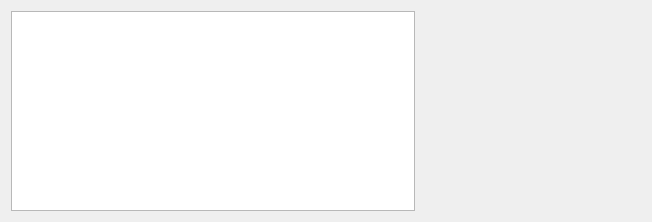
weixindut/mixxx, file mixxx/src/dlglights.ui: the form before one commit.
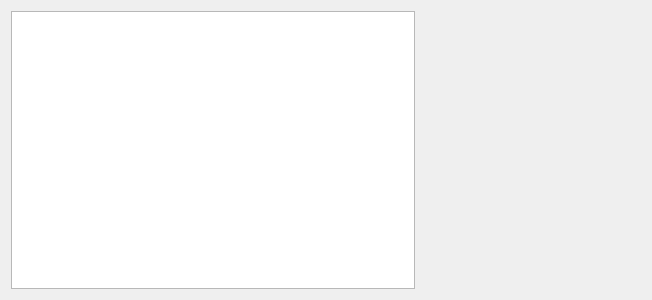
The form after the commit.

Patch:
```diff
--- a/mixxx/src/dlglights.ui
+++ b/mixxx/src/dlglights.ui
@@ -7,7 +7,7 @@
     <x>0</x>
     <y>0</y>
     <width>652</width>
-    <height>218</height>
+    <height>300</height>
    </rect>
   </property>
   <property name="windowTitle">
@@ -15,7 +15,7 @@
   </property>
   <layout class="QHBoxLayout" name="horizontalLayout">
    <item>
-    <widget class="QListWidget" name="listWidget"/>
+    <widget class="QTableView" name="m_controlGroupTable"/>
    </item>
    <item>
     <widget class="QWidget" name="m_colorPickerPlaceholder" native="true">
```
